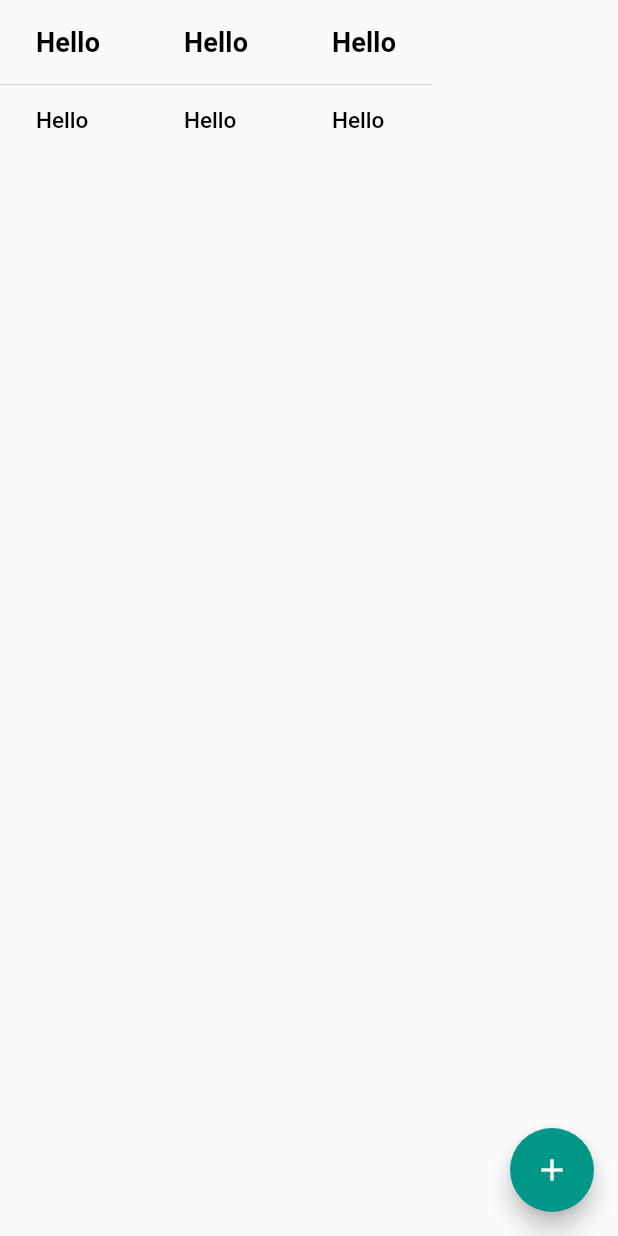
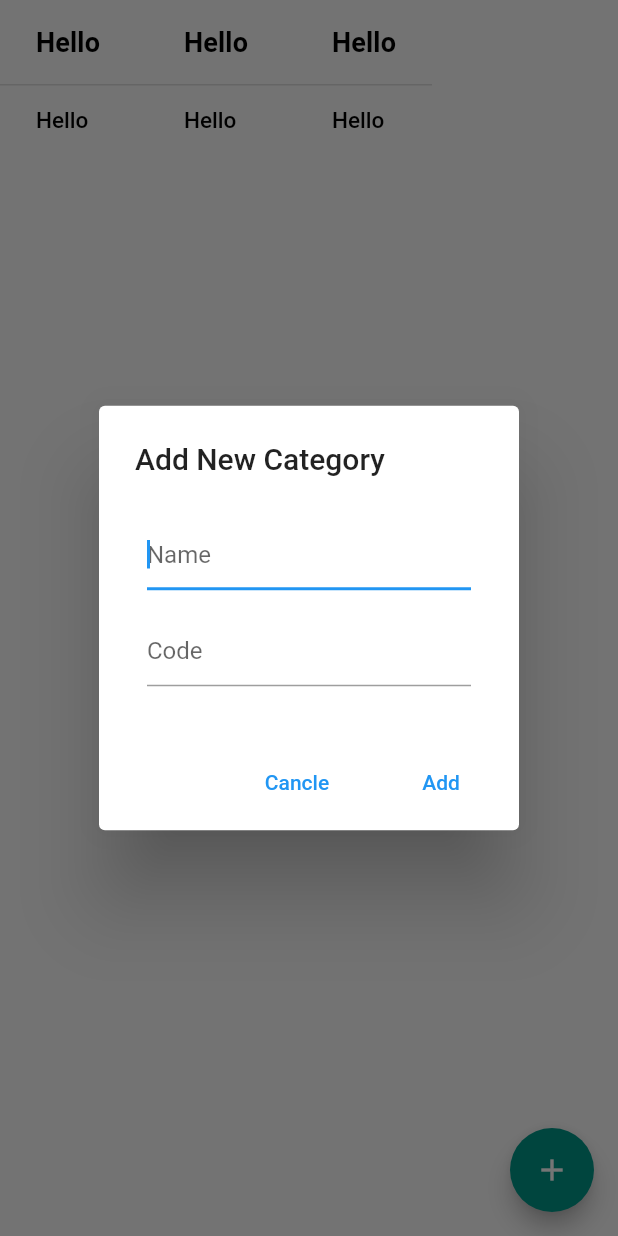
Before and after one commit to mmzilch/sqflite_testing, a Flutter app: the screen it shows after launch, after a tap on the "add" icon, on a phone screen of 412 x 824 dp. Run offline on Flutter 3.47's test engine with Material 2 defaults, Android fonts, the phone set to English and light mode, and no system bars; our stand-ins replace sqflite; accounts and stored records are empty.

Commit message:
alert Dialog

```diff
--- /dev/null
+++ b/lib/alert_dialog.dart
@@ -0,0 +1,66 @@
+import 'package:flutter/material.dart';
+
+class AddNewCategory extends StatefulWidget {
+  @override
+  _AddNewCategoryState createState() => _AddNewCategoryState();
+}
+
+class _AddNewCategoryState extends State<AddNewCategory> {
+  _addCategory() {
+    if (_formKey.currentState.validate()) {
+      _formKey.currentState.save();
+      Navigator.of(context).pop();
+    }
+  }
+
+  final _formKey = GlobalKey<FormState>();
+  TextEditingController nameController = TextEditingController();
+  TextEditingController codeController = TextEditingController();
+  @override
+  Widget build(BuildContext context) {
+    return AlertDialog(
+      title: Text("Add New Category"),
+      content: Form(
+        key: _formKey,
+        child: Column(
+          mainAxisSize: MainAxisSize.min,
+          children: [
+            Padding(
+              padding: const EdgeInsets.all(8.0),
+              child: TextFormField(
+                validator: (input) =>
+                    input.trim().isEmpty ? "Please enter name." : null,
+                autofocus: true,
+                controller: nameController,
+                decoration: InputDecoration(hintText: "Name"),
+              ),
+            ),
+            Padding(
+              padding: const EdgeInsets.all(8.0),
+              child: TextFormField(
+                validator: (input) =>
+                    input.trim().isEmpty ? "Please enter code." : null,
+                keyboardType: TextInputType.number,
+                controller: codeController,
+                decoration: InputDecoration(hintText: "Code"),
+              ),
+            ),
+          ],
+        ),
+      ),
+      actions: [
+        FlatButton(
+            onPressed: () {
+              Navigator.pop(context);
+            },
+            child: Text(
+              "Cancle",
+              style: TextStyle(color: Colors.blue),
+            )),
+        FlatButton(
+            onPressed: () => _addCategory(),
+            child: Text("Add", style: TextStyle(color: Colors.blue)))
+      ],
+    );
+  }
+}
--- a/lib/main.dart
+++ b/lib/main.dart
@@ -1,4 +1,5 @@
 import 'package:flutter/material.dart';
+import 'package:sqflite_test/alert_dialog.dart';
 
 void main() {
   runApp(MaterialApp(
@@ -73,7 +74,14 @@ class _CategoryScreenState extends State<CategoryScreen> {
         floatingActionButton: FloatingActionButton(
             backgroundColor: Colors.teal,
             child: Icon(Icons.add),
-            onPressed: () {}),
+            onPressed: () {
+              showDialog(
+            context: context,
+            builder: (context) {
+              return AddNewCategory();
+            },
+          );
+            }),
       ),
     );
   }
```
Also changed, not shown: lib/model/category_screen.dart (deleted, +0 -65 lines).
